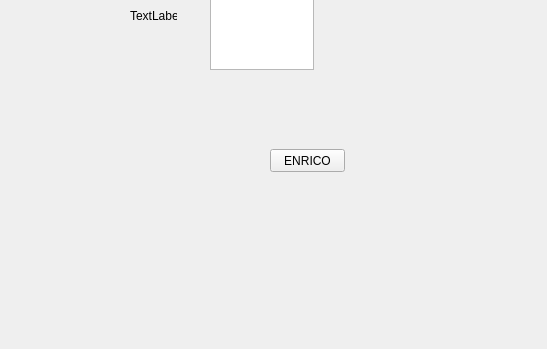
Above: resources/ui/test.ui from stefandamian/proiect_iom before the change; both pictures show x 0 to 547 and y 131 to 480 of the 640 by 480 pixel window. Below: the same form after it.
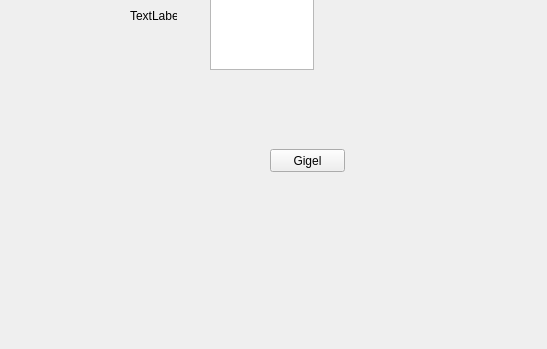
That is the form after the change.

The edit to the form file:
```diff
--- a/resources/ui/test.ui
+++ b/resources/ui/test.ui
@@ -47,7 +47,7 @@
      </rect>
     </property>
     <property name="text">
-     <string>ENRICO</string>
+     <string>Gigel</string>
     </property>
    </widget>
   </widget>
```
